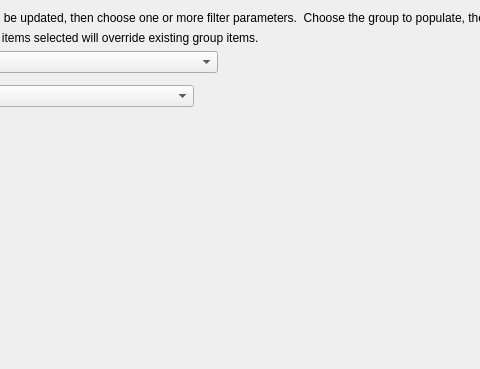
Qt form guiclient/buildCRMGroups.ui (interhawk/qt-client) before a commit; both pictures show x 143 to 623 and y 0 to 369 of the 896 by 369 pixel window.
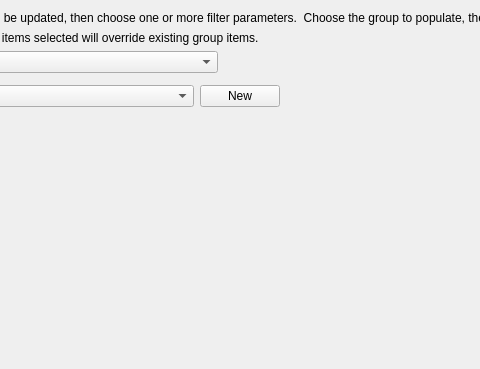
The same form after that commit. Custom widgets are drawn as their Qt base class.

Commit message: CRM Marketing improvements and bugfixes. -Improve UI for Contact-Account assignments -Improve CRM Group Utility features -Bug fixes with 4.12 upmerge

Patch:
```diff
--- a/guiclient/buildCRMGroups.ui
+++ b/guiclient/buildCRMGroups.ui
@@ -98,6 +98,16 @@
            </property>
           </widget>
          </item>
+         <item>
+          <widget class="QPushButton" name="_addGroup">
+           <property name="text">
+            <string>New</string>
+           </property>
+           <property name="toolTip">
+            <string>Create a new CRM Group</string>
+           </property>
+          </widget>
+         </item>
          <item>
           <spacer name="horizontalSpacer_2">
            <property name="orientation">
```
The commit also changes 20 other files.
